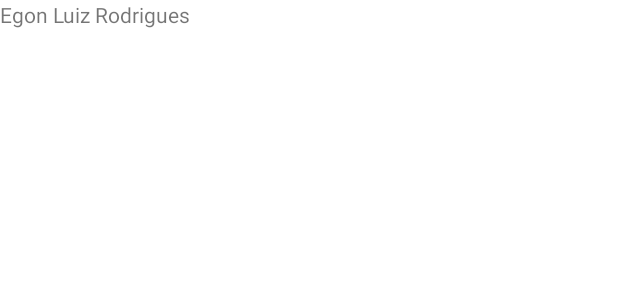
After one commit to egonlr/Agenda, an Android app: the layout activity_main.xml on its own in the app's theme, with its tools: preview values and no code run, on a phone screen of 412 x 824 dp. The commit adds this screen. Shown: the top 300 px of the screen. Run offline under Robolectric (Android 15) with nearby library versions, the phone set to English and light mode, and no system bars.

Commit message:
Implementando o layout da Activity

```diff
--- a/app/src/main/java/com/example/agenda/MainActivity.java
+++ b/app/src/main/java/com/example/agenda/MainActivity.java
@@ -2,15 +2,19 @@ package com.example.agenda;
 
 import android.app.Activity;
 import android.os.Bundle;
+import android.widget.TextView;
 import android.widget.Toast;
 
 import androidx.annotation.Nullable;
+
+import org.w3c.dom.Text;
 
 public class MainActivity extends Activity {
 
     @Override
     protected void onCreate(@Nullable Bundle savedInstanceState) {
         super.onCreate(savedInstanceState);
-        Toast.makeText(this , "Egon Luiz", Toast.LENGTH_SHORT).show();
+
+        setContentView(R.layout.activity_main);
     }
 }
--- /dev/null
+++ b/app/src/main/res/layout/activity_main.xml
@@ -0,0 +1,14 @@
+<?xml version="1.0" encoding="utf-8"?>
+<androidx.constraintlayout.widget.ConstraintLayout xmlns:android="http://schemas.android.com/apk/res/android"
+    xmlns:tools="http://schemas.android.com/tools"
+    android:layout_width="match_parent"
+    android:layout_height="match_parent">
+
+    <TextView
+        android:id="@+id/textView"
+        android:layout_width="wrap_content"
+        android:layout_height="wrap_content"
+        android:text="Egon Luiz Rodrigues"
+        tools:layout_editor_absoluteX="16dp"
+        tools:layout_editor_absoluteY="16dp" />
+</androidx.constraintlayout.widget.ConstraintLayout>
```
